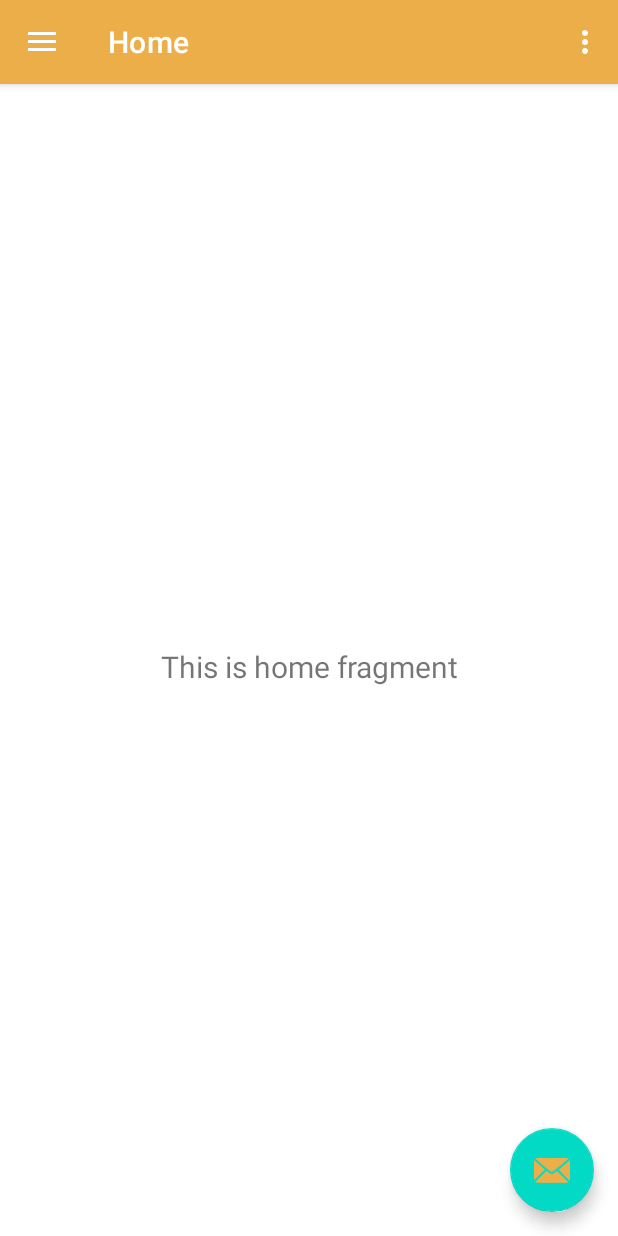
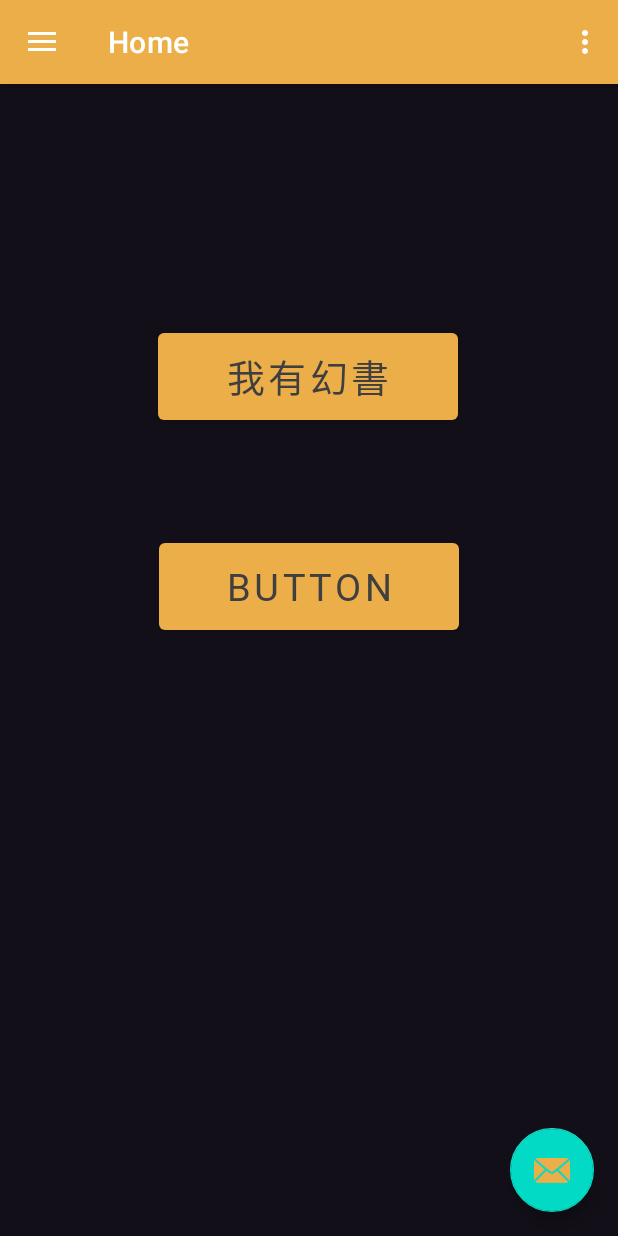
Before and after one commit to Maximus-12/Friendtasy-Books, an Android app: the screen it shows after launch (MainActivity), on a phone screen of 412 x 824 dp. Run offline under Robolectric (Android 15) with nearby library versions, the phone set to English and light mode, and no system bars; our stand-ins replace navigation-ui; 1 statement that could not run was skipped.

Commit message:
排版顏色微調&home page

```diff
--- a/app/src/main/res/layout/fragment_home.xml
+++ b/app/src/main/res/layout/fragment_home.xml
@@ -4,19 +4,25 @@
     xmlns:tools="http://schemas.android.com/tools"
     android:layout_width="match_parent"
     android:layout_height="match_parent"
+    android:background="@color/bg_black"
     tools:context=".ui.home.HomeFragment">
 
-    <TextView
-        android:id="@+id/text_home"
-        android:layout_width="match_parent"
-        android:layout_height="wrap_content"
-        android:layout_marginStart="8dp"
-        android:layout_marginTop="8dp"
-        android:layout_marginEnd="8dp"
-        android:textAlignment="center"
-        android:textSize="20sp"
-        app:layout_constraintBottom_toBottomOf="parent"
+    <Button
+        android:id="@+id/button3"
+        style="@style/home_YelloButton"
+        android:layout_marginTop="160dp"
+        android:text="我有幻書"
+        app:layout_constraintEnd_toEndOf="parent"
+        app:layout_constraintHorizontal_bias="0.498"
+        app:layout_constraintStart_toStartOf="parent"
+        app:layout_constraintTop_toTopOf="parent" />
+
+    <Button
+        android:id="@+id/button4"
+        style="@style/home_YelloButton"
+        android:layout_marginTop="70dp"
+        android:text="Button"
         app:layout_constraintEnd_toEndOf="parent"
         app:layout_constraintStart_toStartOf="parent"
-        app:layout_constraintTop_toTopOf="parent" />
+        app:layout_constraintTop_toBottomOf="@+id/button3" />
 </androidx.constraintlayout.widget.ConstraintLayout>
--- a/app/src/main/res/values/colors.xml
+++ b/app/src/main/res/values/colors.xml
@@ -11,4 +11,5 @@
     <color name="word_white">#e2e1d7</color>
     <color name="yellow">#ecae49</color>
     <color name="word_gray">#3f3f3f</color>
+    <color name="no_color">#00000000</color>
 </resources>
--- a/app/src/main/res/values/styles.xml
+++ b/app/src/main/res/values/styles.xml
@@ -5,4 +5,22 @@
         <item name="android:textColor">@color/word_white</item>
         <item name="android:fontFamily">@font/genjyuugothic</item>
     </style>
+    <style name="home_YelloButton">
+        <item name="android:color">@color/yellow</item>
+        <item name="android:textSize">25sp</item>
+        <item name="android:textColor">@color/word_gray</item>
+        <item name="android:layout_width">200dp</item>
+        <item name="android:layout_height">70dp</item>
+        <item name="android:fontFamily">@font/genjyuugothic</item>
+    </style>
+    <style name="friend_whiteText">
+        <item name="android:textColor">@color/word_white</item>
+        <item name="android:fontFamily">@font/genjyuugothic</item>
+        <item name="android:textSize">36sp</item>
+        <item name="android:layout_height">50dp</item>
+        <item name="android:layout_width">100dp</item>
+        <item name="android:layout_marginStart">20dp</item>
+        <item name="android:layout_marginTop">70dp</item>
+    </style>
+
 </resources>
--- a/app/src/main/res/values/themes.xml
+++ b/app/src/main/res/values/themes.xml
@@ -2,8 +2,8 @@
     <!-- Base application theme. -->
     <style name="Theme.FriendtasyBooks" parent="Theme.MaterialComponents.DayNight.DarkActionBar">
         <!-- Primary brand color. -->
-        <item name="colorPrimary">@color/bg_black</item>
-        <item name="colorPrimaryVariant">@color/yellow</item>
+        <item name="colorPrimary">@color/yellow</item>
+        <item name="colorPrimaryVariant">@color/bg_black</item>
         <item name="colorOnPrimary">@color/white</item>
         <!-- Secondary brand color. -->
         <item name="colorSecondary">@color/teal_200</item>
```
Also changed, not shown: app/src/main/res/layout/fragment_friends.xml (+7 -29 lines).
